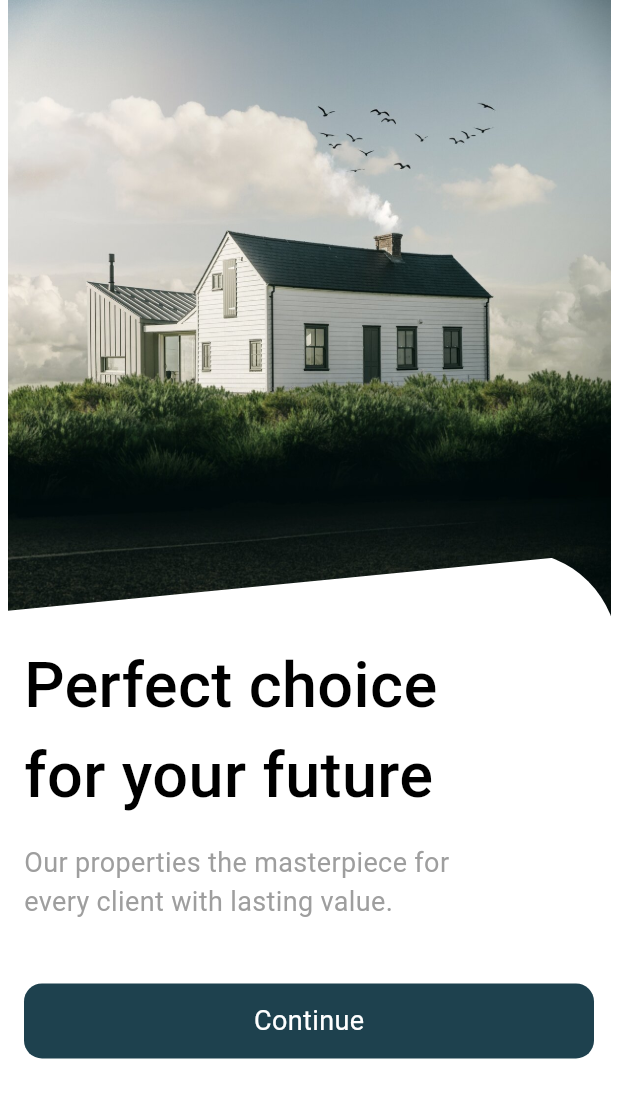
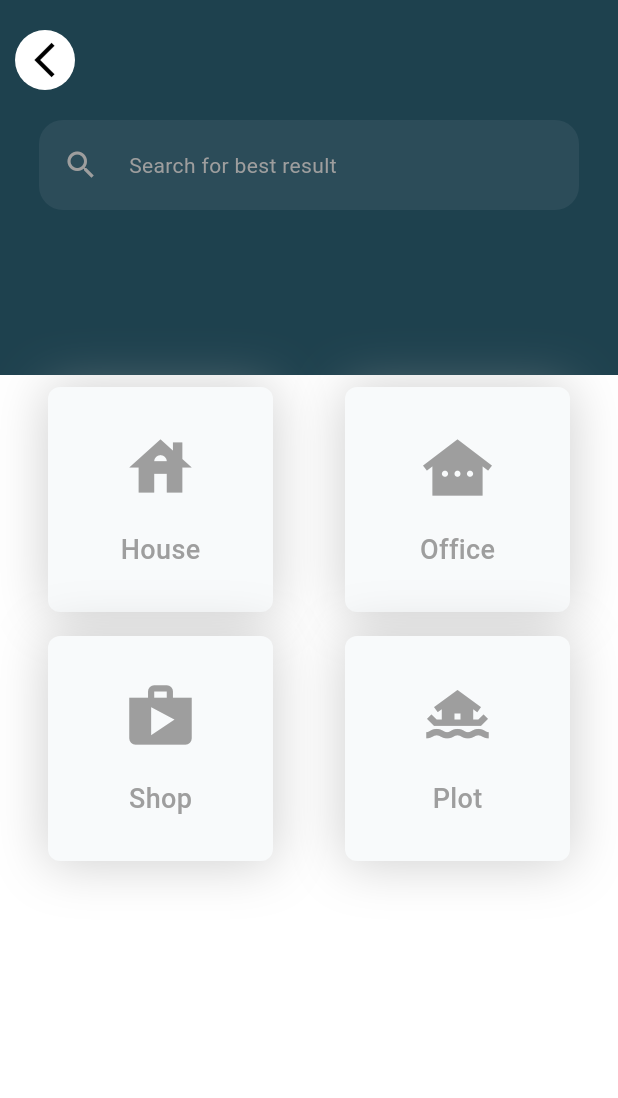
Before and after one commit to UsmanAfzal8/Real_Estate_Flutter, a Flutter app: the screen it shows after launch, on a phone screen of 412 x 824 dp. Shown: the top 1098 px of the screen. Run offline on Flutter 3.47's test engine with Material 2 defaults, Android fonts, the phone set to English and light mode, and no system bars; our stand-ins replace google_fonts; Roboto replaces fonts that are missing (DMSans, Heebo).

Commit message:
main screen updates

```diff
--- a/lib/main.dart
+++ b/lib/main.dart
@@ -2,6 +2,7 @@ import 'package:flutter/material.dart';
 import 'package:provider/provider.dart';
 
 import 'provider/app_theme.dart';
+import 'screen/front_screen.dart';
 import 'screen/main_screen.dart';
 
 void main() {
@@ -24,12 +25,11 @@ class MyApp extends StatelessWidget {
           Consumer<AppThemeProvider>(builder: (context, appThemePro, snapshot) {
         return MaterialApp(
           debugShowCheckedModeBanner: false,
-
           title: 'Real Estate',
           themeMode: appThemePro.themeMode,
           theme: AppThemes.light,
           darkTheme: AppThemes.dark,
-          home: const MianScreen(),
+          home: const MainScreen(),
         );
       }),
     );
--- /dev/null
+++ b/lib/screen/front_screen.dart
@@ -0,0 +1,102 @@
+import 'package:flutter/material.dart';
+import 'package:real_estate/widgets/custom/custom_elevated_button.dart';
+import 'package:real_estate/widgets/custom/for_text_custom_widget.dart';
+
+import '../utilities/app_images.dart';
+
+class FrontScreen extends StatelessWidget {
+  const FrontScreen({super.key});
+
+  @override
+  Widget build(BuildContext context) {
+    double height = MediaQuery.of(context).size.height;
+    return Scaffold(
+      body: SafeArea(
+          child: SingleChildScrollView(
+        child: Column(
+          children: [
+            Stack(
+              clipBehavior: Clip.none,
+              children: [
+                Padding(
+                  padding: const EdgeInsets.symmetric(horizontal: 5),
+                  child: SizedBox(
+                    height: 450,
+                    width: double.infinity,
+                    child: Image(
+                        image: AssetImage(AppImages.homeBackground),
+                        fit: BoxFit.fill),
+                  ),
+                ),
+                Positioned(
+                  bottom: -height * 0.5,
+                  left: 0,
+                  right: 0,
+                  child: ClipPath(
+                    clipper: ClipPathClass(),
+                    child: Container(
+                      height: height * 0.6,
+                      width: double.infinity,
+                      decoration: const BoxDecoration(
+                        borderRadius:
+                            BorderRadius.only(topRight: Radius.circular(68)),
+                        color: Colors.white,
+                      ),
+                      child: Padding(
+                        padding: const EdgeInsets.symmetric(horizontal: 16),
+                        child: Column(
+                          mainAxisAlignment: MainAxisAlignment.start,
+                          crossAxisAlignment: CrossAxisAlignment.start,
+                          children: [
+                            const SizedBox(height: 60),
+                            const ForText(
+                              name: 'Perfect choice \nfor your future',
+                              bold: true,
+                              size: 42,
+                            ),
+                            const SizedBox(
+                              height: 15,
+                            ),
+                            const Text(
+                              'Our properties the masterpiece for \nevery client with lasting value.',
+                              style: TextStyle(
+                                color: Colors.grey,
+                                fontSize: 18,
+                              ),
+                            ),
+                            const SizedBox(
+                              height: 35,
+                            ),
+                            CustomElevatedButton(
+                                title: 'Continue', onTap: () {}),
+                          ],
+                        ),
+                      ),
+                    ),
+                  ),
+                ),
+              ],
+            ),
+          ],
+        ),
+      )),
+    );
+  }
+}
+
+class ClipPathClass extends CustomClipper<Path> {
+  @override
+  Path getClip(Size size) {
+    Path path = Path();
+    path.lineTo(0, size.height);
+    path.lineTo(size.width, size.height);
+    path.lineTo(size.width, 0.0);
+    path.lineTo(0, 40);
+    path.close();
+
+    return path;
+  }
+
+  @override
+  bool shouldReclip(CustomClipper<Path> oldClipper) => false;
+}
--- a/lib/screen/main_screen.dart
+++ b/lib/screen/main_screen.dart
@@ -1,102 +1,128 @@
 import 'package:flutter/material.dart';
-import 'package:real_estate/widgets/custom/custom_elevated_button.dart';
 import 'package:real_estate/widgets/custom/for_text_custom_widget.dart';
 
-import '../utilities/app_images.dart';
-
-class MianScreen extends StatelessWidget {
-  const MianScreen({super.key});
+class MainScreen extends StatelessWidget {
+  const MainScreen({super.key});
 
   @override
   Widget build(BuildContext context) {
-    double height = MediaQuery.of(context).size.height;
     return Scaffold(
       body: SafeArea(
-          child: SingleChildScrollView(
         child: Column(
           children: [
-            Stack(
-              clipBehavior: Clip.none,
+            Container(
+              height: 250,
+              width: double.infinity,
+              color: Theme.of(context).primaryColor,
+              child: Column(
                 children: [
-                Padding(
-                  padding: const EdgeInsets.symmetric(horizontal: 5),
-                  child: SizedBox(
-                    height: 450,
-                    width: double.infinity,
-                    child: Image(
-                        image: AssetImage(AppImages.homeBackground),
-                        fit: BoxFit.fill),
+                  const SizedBox(height: 20),
+                  Row(
+                    children: const [
+                      SizedBox(
+                        width: 10,
+                      ),
+                      CircleAvatar(
+                        radius: 20,
+                        backgroundColor: Colors.white,
+                        child: Icon(
+                          Icons.arrow_back_ios_sharp,
+                          size: 28,
+                          color: Colors.black,
                         ),
                       ),
-                Positioned(
-                  bottom: -height * 0.5,
-                  left: 0,
-                  right: 0,
-                  child: ClipPath(
-                    clipper: ClipPathClass(),
-                    child: Container(
-                      height: height * 0.6,
+                    ],
+                  ),
+                  Container(
+                    margin: const EdgeInsets.symmetric(
+                        horizontal: 26, vertical: 20),
+                    height: 60,
                     width: double.infinity,
-                      decoration: const BoxDecoration(
-                        borderRadius:
-                            BorderRadius.only(topRight: Radius.circular(68)),
-                        color: Colors.white,
+                    decoration: BoxDecoration(
+                      borderRadius: BorderRadius.circular(16),
+                      color: const Color.fromARGB(255, 44, 76, 89),
                     ),
                     child: Padding(
                       padding: const EdgeInsets.symmetric(horizontal: 16),
-                        child: Column(
-                          mainAxisAlignment: MainAxisAlignment.start,
-                          crossAxisAlignment: CrossAxisAlignment.start,
-                          children: [
-                            const SizedBox(height: 60),
-                            const ForText(
-                              name: 'Perfect choice \nfor your future',
-                              bold: true,
-                              size: 42,
+                      child: Row(
+                        children: const [
+                          Icon(
+                            Icons.search,
+                            color: Colors.grey,
                           ),
-                            const SizedBox(
-                              height: 15,
+                          SizedBox(width: 20),
+                          Text(
+                            'Search for best result',
+                            style: TextStyle(color: Colors.grey),
                           ),
-                            const Text(
-                              'Our properties the masterpiece for \nevery client with lasting value.',
-                              style: TextStyle(
-                                color: Colors.grey,
-                                fontSize: 18,
-                              ),
-                            ),
-                            const SizedBox(
-                              height: 35,
-                            ),
-                            CustomElevatedButton(
-                                title: 'Continue', onTap: () {}),
                         ],
-                        ),
-                      ),
                       ),
                     ),
                   ),
                 ],
               ),
+            ),
+            Padding(
+              padding: const EdgeInsets.all(8.0),
+              child: Row(
+                mainAxisAlignment: MainAxisAlignment.spaceAround,
+                children: [
+                  types('House', Icons.house),
+                  types('Office', Icons.other_houses_sharp),
                 ],
               ),
-      )),
+            ),
+            Padding(
+              padding: const EdgeInsets.all(8.0),
+              child: Row(
+                mainAxisAlignment: MainAxisAlignment.spaceAround,
+                children: [
+                  types('Shop', Icons.shop),
+                  types('Plot', Icons.houseboat_sharp),
+                ],
+              ),
+            ),
+          ],
+        ),
+      ),
+    );
+  }
+
+  Widget types(String title, IconData icon) {
+    return Container(
+      height: 150,
+      width: 150,
+      decoration: BoxDecoration(
+        borderRadius: BorderRadius.circular(8),
+        color: const Color(0xfff8fafb),
+        boxShadow: [
+          BoxShadow(
+            color: Colors.grey.withOpacity(0.5),
+            spreadRadius: 0.5,
+            blurRadius: 30,
+            offset: const Offset(0, 1), // changes position of shadow
+          ),
+        ],
+      ),
+      child: Padding(
+        padding: const EdgeInsets.symmetric(horizontal: 20, vertical: 20),
+        child: Column(
+          mainAxisAlignment: MainAxisAlignment.spaceAround,
+          children: [
+            Icon(
+              icon,
+              color: Colors.grey,
+              size: 50,
+            ),
+            ForText(
+              name: title,
+              color: Colors.grey,
+              size: 18,
+              bold: true,
+            )
+          ],
+        ),
+      ),
     );
   }
 }
-
-class ClipPathClass extends CustomClipper<Path> {
-  @override
-  Path getClip(Size size) {
-    Path path = Path();
-    path.lineTo(0, size.height);
-    path.lineTo(size.width, size.height);
-    path.lineTo(size.width, 0.0);
-    path.lineTo(0, 40);
-    path.close();
-
-    return path;
-  }
-
-  @override
-  bool shouldReclip(CustomClipper<Path> oldClipper) => false;
-}
```
Lines whose indentation alone changed are shown as unchanged.
